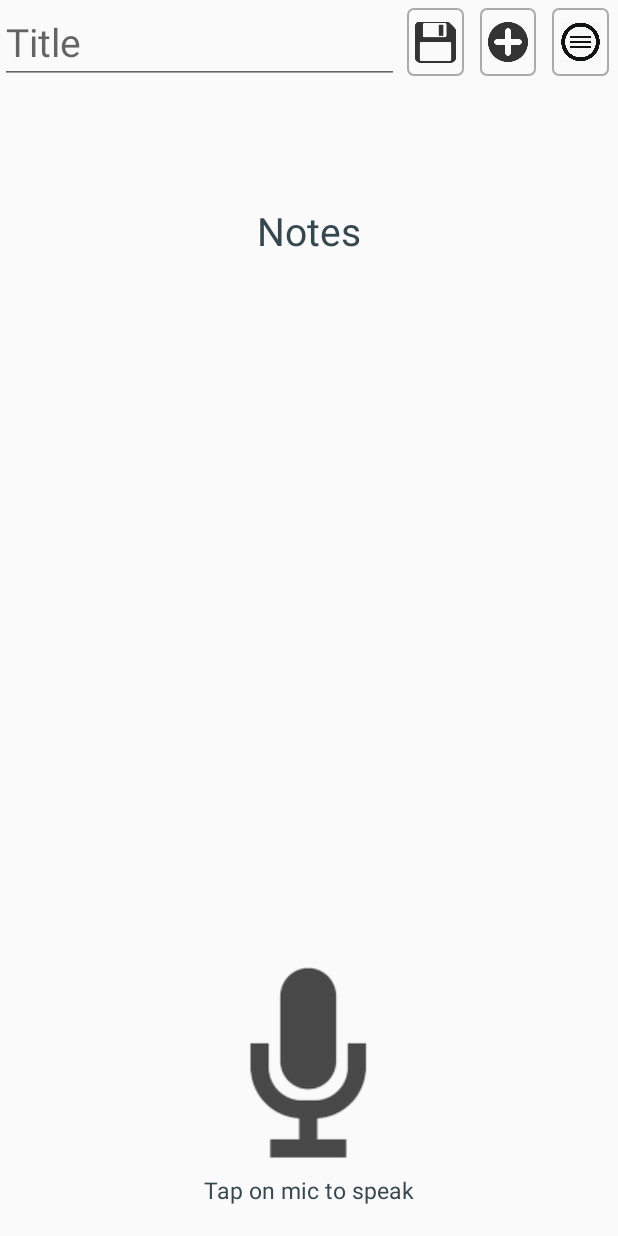
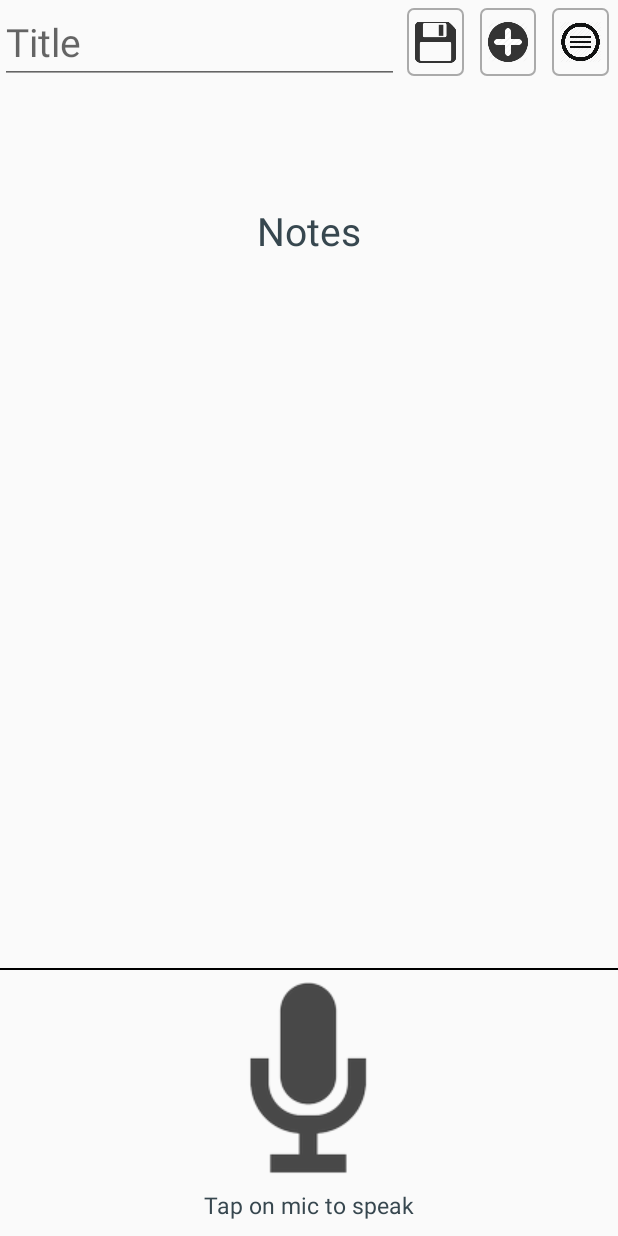
Before and after one commit to cyt3ea/notedrop, an Android app: the screen it shows after launch (MainActivity), on a phone screen of 412 x 824 dp. Run offline under Robolectric (Android 15) with nearby library versions, the phone set to English and light mode, and no system bars.

Commit message:
border on top of mic

```diff
--- a/app/src/main/res/drawable/borders.xml
+++ b/app/src/main/res/drawable/borders.xml
@@ -1,7 +1,22 @@
 <?xml version="1.0" encoding="utf-8"?>
-<shape xmlns:android="http://schemas.android.com/apk/res/android"
-    android:shape="rectangle">
-    <stroke
-        android:width="5dip"
-        android:color="@android:color/darker_gray" />
-</shape>
+<layer-list xmlns:android="http://schemas.android.com/apk/res/android" >
+    <item
+        android:bottom="-2dp"
+        android:left="-2dp"
+        android:right="-2dp"
+        android:top="1dp">
+        <shape android:shape="rectangle" >
+            <stroke
+                android:width="1dp"
+                android:color="#FF000000" />
+
+            <solid android:color="#00FFFFFF" />
+
+            <padding android:left="10dp"
+                android:right="10dp"
+                android:top="10dp"
+                android:bottom="10dp" />
+        </shape>
+    </item>
+
+</layer-list>
--- a/app/src/main/res/layout/activity_main.xml
+++ b/app/src/main/res/layout/activity_main.xml
@@ -90,10 +90,10 @@
         android:layout_height="wrap_content"
         android:layout_alignParentBottom="true"
         android:layout_centerHorizontal="true"
-        android:layout_marginBottom="20dp"
         android:layout_marginTop="20dp"
         android:gravity="center"
         android:orientation="vertical"
+        android:background="@drawable/borders"
         >
 
         <ImageButton
@@ -116,7 +116,8 @@
     <RelativeLayout
         android:layout_width="match_parent"
         android:layout_height="wrap_content"
-        android:layout_above="@+id/mic_button">
+        android:layout_above="@+id/mic_button"
+        >
 
         <ScrollView
             android:id="@+id/scroller"
```
